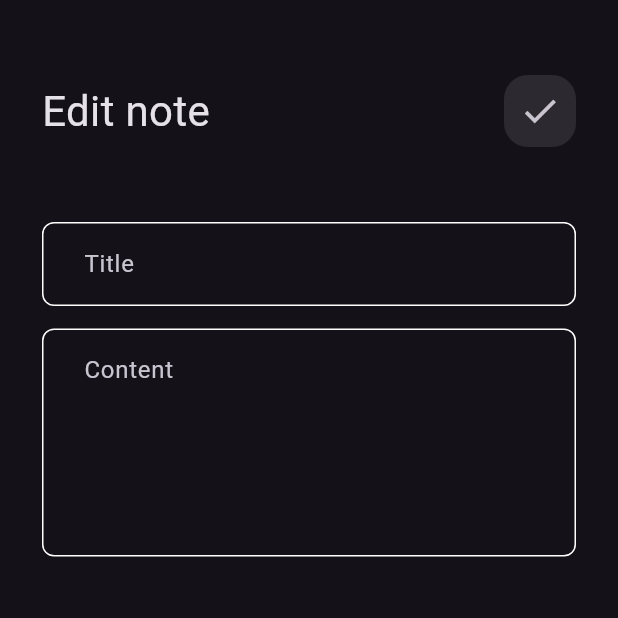
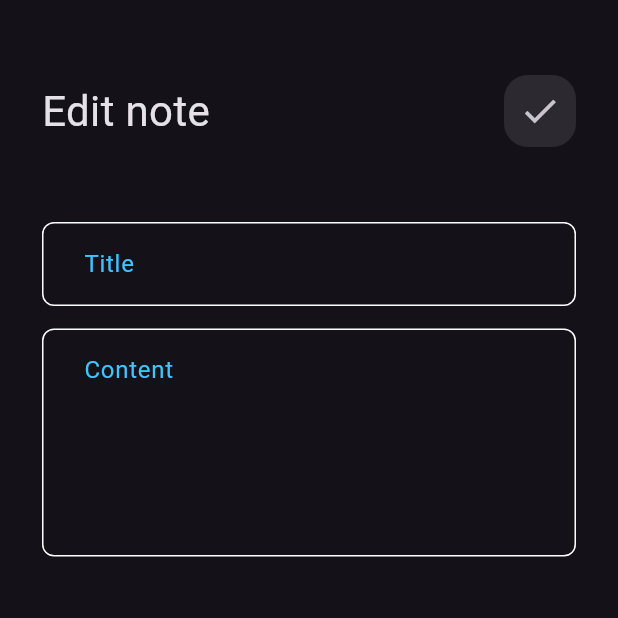
Before and after one commit to ahmedmohsen302/notes_app, a Flutter app: the EditNoteView screen opened by its route, on a phone screen of 412 x 824 dp, the top half of it. Run offline on Flutter 3.47's test engine with Material 3 defaults, Android fonts, the phone set to English and light mode, and no system bars; Roboto replaces fonts that are missing (lib/assets/Poppins-Regular.ttf).

```diff
--- a/lib/widgets/custom_text_field.dart
+++ b/lib/widgets/custom_text_field.dart
@@ -9,11 +9,12 @@ class CustomTextField extends StatelessWidget {
     return TextField(
       maxLines: maxLines,
 
-      cursorColor: Colors.lightBlue,
+      cursorColor: Colors.lightBlueAccent,
       decoration: InputDecoration(
         border: border(),
         enabledBorder: border(),
         hintText: hint,
+        hintStyle: TextStyle(color: Colors.lightBlueAccent),
       ),
     );
   }
```
Also changed, not shown: lib/widgets/custom_button.dart (+6 -2 lines).
